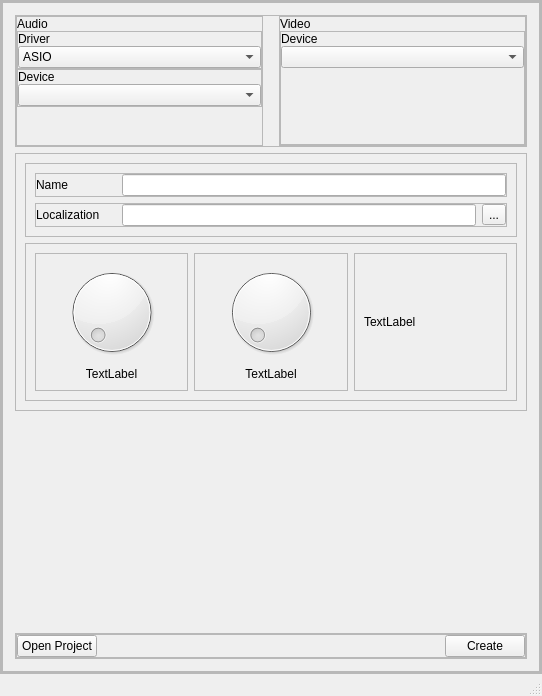
This is resources/ui/NewProject.ui in TheHawz/Quick-Scan as Qt 5 draws it before an edit. The edited form follows.
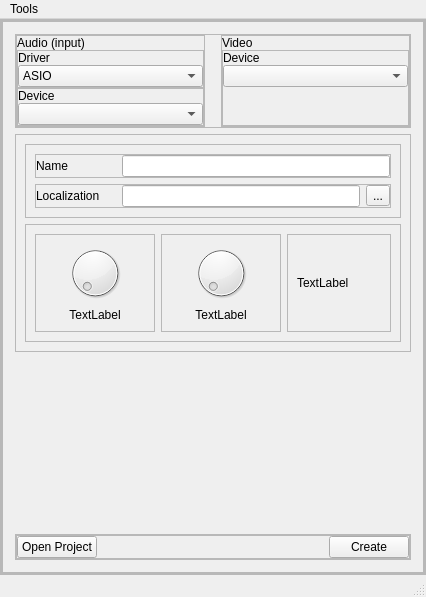
This is the edited form.

```diff
--- a/resources/ui/NewProject.ui
+++ b/resources/ui/NewProject.ui
@@ -6,8 +6,8 @@
    <rect>
     <x>0</x>
     <y>0</y>
-    <width>542</width>
-    <height>696</height>
+    <width>426</width>
+    <height>597</height>
    </rect>
   </property>
   <property name="windowTitle">
@@ -183,7 +183,10 @@
                       <item>
                        <widget class="QLabel" name="label_3">
                         <property name="text">
-                         <string>Audio</string>
+                         <string>Audio (input)</string>
+                        </property>
+                        <property name="margin">
+                         <number>2</number>
                         </property>
                        </widget>
                       </item>
@@ -365,6 +368,9 @@
                         <property name="text">
                          <string>Video</string>
                         </property>
+                        <property name="margin">
+                         <number>2</number>
+                        </property>
                        </widget>
                       </item>
                       <item>
@@ -800,10 +806,17 @@
     <rect>
      <x>0</x>
      <y>0</y>
-     <width>542</width>
+     <width>426</width>
      <height>22</height>
     </rect>
    </property>
+   <widget class="QMenu" name="menuTools">
+    <property name="title">
+     <string>Tools</string>
+    </property>
+    <addaction name="actionCalibrate"/>
+   </widget>
+   <addaction name="menuTools"/>
   </widget>
   <widget class="QStatusBar" name="statusbar"/>
  </widget>
```
Left out of the diff: 5 changed lines with no effect on the pictures.
